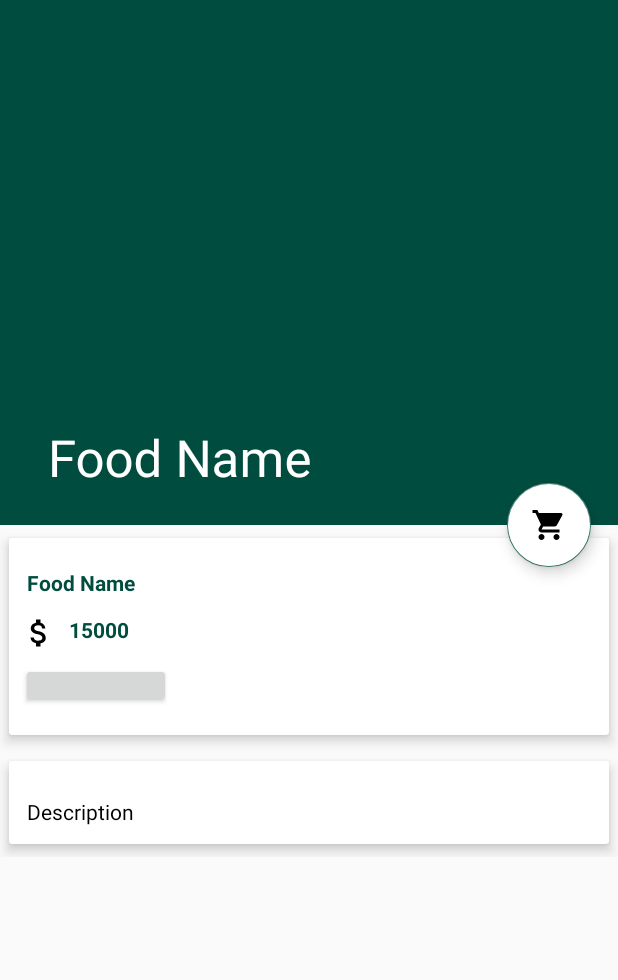
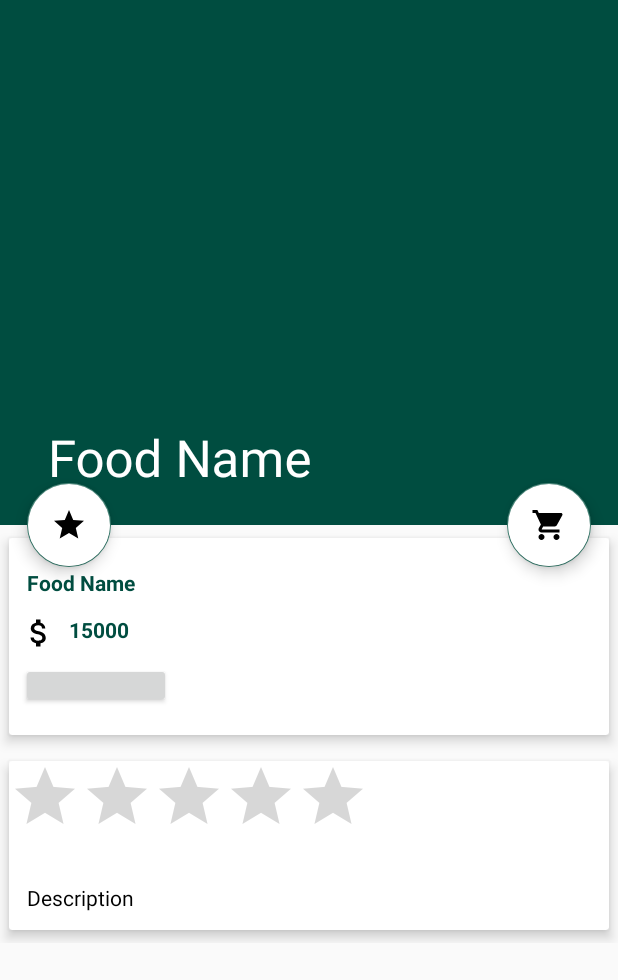
Before and after one commit to thienvu2707/restaurant-review-android, an Android app: the layout activity_food_detail.xml on its own in the app's theme, with its tools: preview values and no code run, on a phone screen of 412 x 824 dp. Shown: the top 980 px of the screen. Run offline under Robolectric (Android 15) with nearby library versions, the phone set to English and light mode, and no system bars; plain views replace ElegantNumberButton.

Commit message:
Second Commit

```diff
--- a/app/build.gradle
+++ b/app/build.gradle
@@ -35,7 +35,8 @@ dependencies {
     implementation 'com.android.support:recyclerview-v7:27.1.1'
     implementation 'com.squareup.picasso:picasso:2.5.2'
     implementation 'com.firebaseui:firebase-ui-database:1.2.0'
-
+    implementation 'com.github.mancj:MaterialSearchBar:0.7.1'
+    implementation 'com.stepstone.apprating:app-rating:2.0.0'
 
 }
 
--- /dev/null
+++ b/app/src/main/res/drawable/ic_star_black_24dp.xml
@@ -0,0 +1,9 @@
+<vector xmlns:android="http://schemas.android.com/apk/res/android"
+        android:width="24dp"
+        android:height="24dp"
+        android:viewportWidth="24.0"
+        android:viewportHeight="24.0">
+    <path
+        android:fillColor="#FF000000"
+        android:pathData="M12,17.27L18.18,21l-1.64,-7.03L22,9.24l-7.19,-0.61L12,2 9.19,8.63 2,9.24l5.46,4.73L5.82,21z"/>
+</vector>
--- a/app/src/main/res/layout/activity_food_detail.xml
+++ b/app/src/main/res/layout/activity_food_detail.xml
@@ -53,6 +53,18 @@
         app:pressedTranslationZ="12dp"
         app:layout_anchor="@id/app_bar_layout"
         app:layout_anchorGravity="bottom|right|end"
+        app:useCompatPadding="true"/>
+
+    <android.support.design.widget.FloatingActionButton
+        android:id="@+id/btn_rating"
+        android:src="@drawable/ic_star_black_24dp"
+        android:backgroundTint="@android:color/white"
+        android:layout_width="wrap_content"
+        android:layout_height="wrap_content"
+        app:elevation="6dp"
+        app:pressedTranslationZ="12dp"
+        app:layout_anchor="@id/app_bar_layout"
+        app:layout_anchorGravity="bottom|right|start"
         app:useCompatPadding="true"/>
 
     <android.support.v4.widget.NestedScrollView
@@ -133,6 +145,19 @@
                 android:layout_width="match_parent"
                 android:layout_height="wrap_content">
 
+                <LinearLayout
+                    android:orientation="vertical"
+                    android:layout_width="match_parent"
+                    android:layout_height="wrap_content">
+
+                    <RatingBar
+                        android:id="@+id/ratingBar"
+                        android:rating="0"
+                        android:max="5"
+                        android:isIndicator="true"
+                        android:layout_width="wrap_content"
+                        android:layout_height="wrap_content" />
+
                     <TextView
                         android:id="@+id/food_description"
                         android:layout_marginTop="12dp"
@@ -144,6 +169,8 @@
                         android:layout_width="wrap_content"
                         android:layout_height="wrap_content" />
 
+                </LinearLayout>
+
             </android.support.v7.widget.CardView>
 
         </LinearLayout>
--- a/app/src/main/res/menu/home.xml
+++ b/app/src/main/res/menu/home.xml
@@ -2,4 +2,9 @@
 <menu xmlns:android="http://schemas.android.com/apk/res/android"
     xmlns:app="http://schemas.android.com/apk/res-auto">
 
+    <item
+        android:id="@+id/refresh"
+        android:icon="@drawable/ic_refresh_black_24dp"
+        android:iconTint="@android:color/white"
+        android:title="Refresh" />
 </menu>
--- a/app/src/main/res/values/colors.xml
+++ b/app/src/main/res/values/colors.xml
@@ -9,4 +9,7 @@
 
     <color name="overlayBackground">#7f333639</color>
     <color name="overlayActionBar">#0e0d0e</color>
+    <color name="trueBlack">#000000</color>
+    <color name="mediumGrey">#BDBDBD</color>
+    <color name="lightGrey">#EEEEEE</color>
 </resources>
--- a/build.gradle
+++ b/build.gradle
@@ -20,6 +20,7 @@ allprojects {
     repositories {
         google()
         jcenter()
+        maven { url "https://jitpack.io"}
     }
 }
 
```
Also changed, not shown: app/src/main/java/com/android/thienvu/restaurantreview/Common/Common.java (+24 -0 lines), app/src/main/java/com/android/thienvu/restaurantreview/FoodDetail.java (+127 -3 lines), app/src/main/java/com/android/thienvu/restaurantreview/FoodList.java (+118 -4 lines), app/src/main/java/com/android/thienvu/restaurantreview/Home.java (+12 -2 lines), app/src/main/java/com/android/thienvu/restaurantreview/Model/Rating.java (added, +48 -0 lines), app/src/main/java/com/android/thienvu/restaurantreview/Model/User.java (+14 -4 lines), app/src/main/java/com/android/thienvu/restaurantreview/SignIn.java (+10 -0 lines), app/src/main/java/com/android/thienvu/restaurantreview/SignUp.java (+11 -5 lines), app/src/main/res/drawable/ic_refresh_black_24dp.xml (added, +9 -0 lines), app/src/main/res/drawable/ic_security_black_24dp.xml (added, +9 -0 lines), app/src/main/res/layout/activity_food_list.xml (+11 -2 lines), app/src/main/res/layout/activity_sign_in.xml (+5 -4 lines), app/src/main/res/layout/activity_sign_up.xml (+4 -3 lines), app/src/main/res/values/styles.xml (+15 -0 lines). Lines whose indentation alone changed are shown as unchanged.
